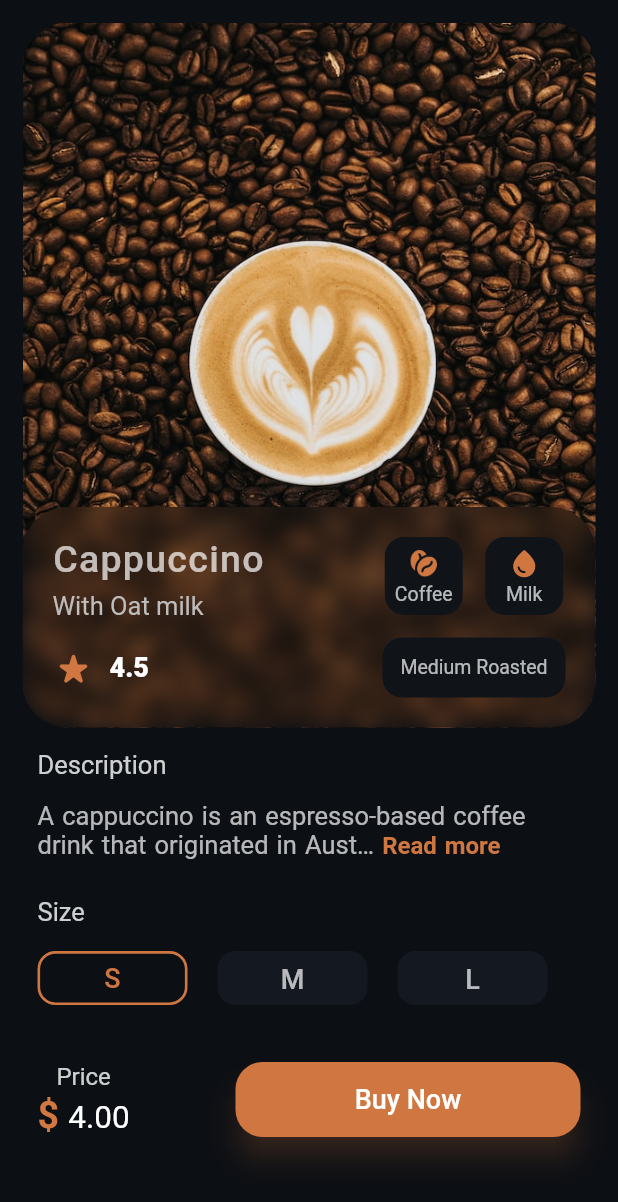
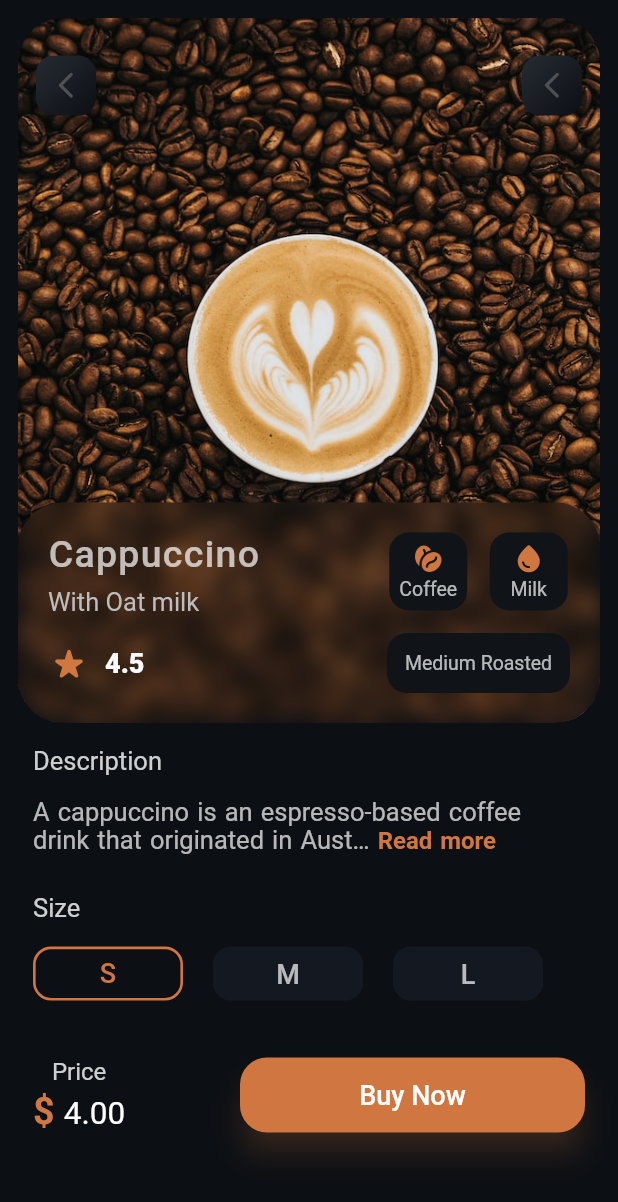
Before and after one commit to devBamidele/coffee_ui, a Flutter app: the SecondPage screen opened directly with empty values, on a phone screen of 412 x 824 dp. Shown: the top 1202 px of the screen. Run offline on Flutter 3.47's test engine with Material 2 defaults, Android fonts, the phone set to English and light mode, and no system bars; drawn by our look-alikes of readmore; our stand-ins replace auto_route, awesome_bottom_bar, blur, responsive_framework.

Commit message:
Theming the second page

```diff
--- a/lib/app_router/router.dart
+++ b/lib/app_router/router.dart
@@ -1,11 +1,16 @@
-import 'package:auto_route/annotations.dart';
+import 'package:auto_route/auto_route.dart';
 import 'package:coffee_ui/screens/home_page.dart';
 import 'package:coffee_ui/screens/second_page.dart';
 
 @AdaptiveAutoRouter(
   routes: [
     AutoRoute(page: HomePage, initial: true),
-    CustomRoute(page: SecondPage, path: SecondPage.tag)
+    CustomRoute(
+      page: SecondPage,
+      path: SecondPage.tag,
+      transitionsBuilder: TransitionsBuilders.fadeIn,
+      durationInMilliseconds: 300,
+    )
   ],
 )
 class $AppRouter {}
--- a/lib/screens/second_page.dart
+++ b/lib/screens/second_page.dart
@@ -1,5 +1,6 @@
 import 'package:blur/blur.dart';
 import 'package:coffee_ui/data/sample_data.dart';
+import 'package:coffee_ui/utils/components/app_bar_button.dart';
 import 'package:coffee_ui/utils/components/coffee_specifics.dart';
 import 'package:coffee_ui/utils/components/custom_elevated_button.dart';
 import 'package:coffee_ui/utils/components/size_text_button.dart';
@@ -25,7 +26,7 @@ class SecondPage extends StatelessWidget {
     return Scaffold(
       body: SafeArea(
         child: Padding(
-          padding: const EdgeInsets.all(15),
+          padding: const EdgeInsets.all(12),
           child: ScrollConfiguration(
             behavior: ScrollConfiguration.of(context).copyWith(
               scrollbars: false,
@@ -160,6 +161,28 @@ class SecondPage extends StatelessWidget {
                               blur: 7,
                               frostColor: Colors.transparent,
                               borderRadius: circularBorder2,
+                            ),
+                          ),
+                          const Align(
+                            alignment: Alignment.topLeft,
+                            child: AppBarButton(
+                              left: 12,
+                              child: Icon(
+                                Icons.arrow_back_ios_new_rounded,
+                                size: 21,
+                                color: Color(0xff4E5053),
+                              ),
+                            ),
+                          ),
+                          const Align(
+                            alignment: Alignment.topRight,
+                            child: AppBarButton(
+                              right: 12,
+                              child: Icon(
+                                Icons.arrow_back_ios_new_rounded,
+                                size: 21,
+                                color: Color(0xff4E5053),
+                              ),
                             ),
                           )
                         ],
--- /dev/null
+++ b/lib/utils/components/app_bar_button.dart
@@ -0,0 +1,37 @@
+import 'package:coffee_ui/utils/constants.dart';
+import 'package:flutter/material.dart';
+
+class AppBarButton extends StatelessWidget {
+  const AppBarButton({
+    Key? key,
+    required this.child,
+    this.top = 25,
+    this.right = 0,
+    this.left = 0,
+    this.bottom = 0,
+  }) : super(key: key);
+
+  final Widget child;
+  final double top, right, left, bottom;
+
+  @override
+  Widget build(BuildContext context) {
+    return Padding(
+      padding: EdgeInsets.only(
+        top: top,
+        right: right,
+        left: left,
+        bottom: bottom,
+      ),
+      child: Container(
+        height: 40,
+        width: 40,
+        decoration: BoxDecoration(
+          gradient: tileDecoration.gradient,
+          borderRadius: BorderRadius.circular(12),
+        ),
+        child: child,
+      ),
+    );
+  }
+}
--- a/lib/utils/components/coffee_specifics.dart
+++ b/lib/utils/components/coffee_specifics.dart
@@ -8,11 +8,13 @@ class CoffeeSpecifics extends StatelessWidget {
     required this.child,
     this.dimension = 52,
     required this.text,
+    this.border = 13,
   }) : super(key: key);
 
   final String text;
   final Widget child;
   final double dimension;
+  final double border;
   @override
   Widget build(BuildContext context) {
     return Container(
@@ -20,7 +22,7 @@ class CoffeeSpecifics extends StatelessWidget {
       width: dimension,
       decoration: BoxDecoration(
         color: colorPrimaryVariant,
-        borderRadius: BorderRadius.circular(13),
+        borderRadius: BorderRadius.circular(border),
       ),
       child: Column(
         mainAxisAlignment: MainAxisAlignment.center,
--- a/lib/utils/components/coffee_tile.dart
+++ b/lib/utils/components/coffee_tile.dart
@@ -111,7 +111,7 @@ class CoffeeTile extends StatelessWidget {
                         extras,
                         style: themeData.textTheme.bodyText2,
                       ),
-                      addVerticalSpace(17),
+                      addVerticalSpace(14),
                       Row(
                         mainAxisAlignment: MainAxisAlignment.spaceBetween,
                         children: [
--- a/lib/utils/constants.dart
+++ b/lib/utils/constants.dart
@@ -66,15 +66,14 @@ final TextTheme textThemeDefault = TextTheme(
     fontFamily: 'Manrope',
     fontSize: 18.5,
     letterSpacing: 0.7,
-    fontWeight: FontWeight.w400,
+    fontWeight: FontWeight.w500,
     color: Colors.white,
   ),
 
   // The price text for the Category tile
   headline6: const TextStyle(
-    fontFamily: 'Manrope',
     fontSize: 18.7,
-    fontWeight: FontWeight.w600,
+    fontWeight: FontWeight.w500,
     color: Colors.white,
   ),
 
--- a/pubspec.yaml
+++ b/pubspec.yaml
@@ -95,7 +95,7 @@ flutter:
     - family: Lexend
       fonts:
       - asset: assets/fonts/Lexend-Regular.ttf
-    - family: Lexend
+    - family: Manrope
       fonts:
       - asset: assets/fonts/Manrope-Regular.ttf
 
```
Also changed, not shown: lib/app_router/router.gr.dart.
